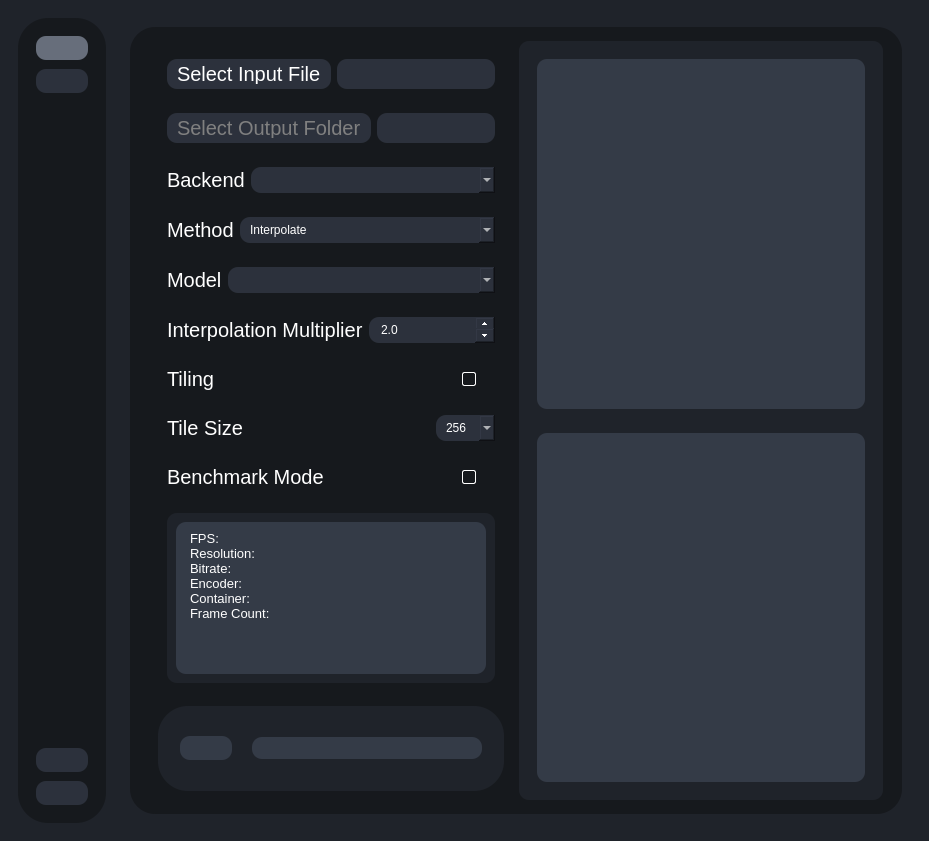
Above: testRVEInterface.ui from TNTwise/REAL-Video-Enhancer before the change. Below: the same form after it.
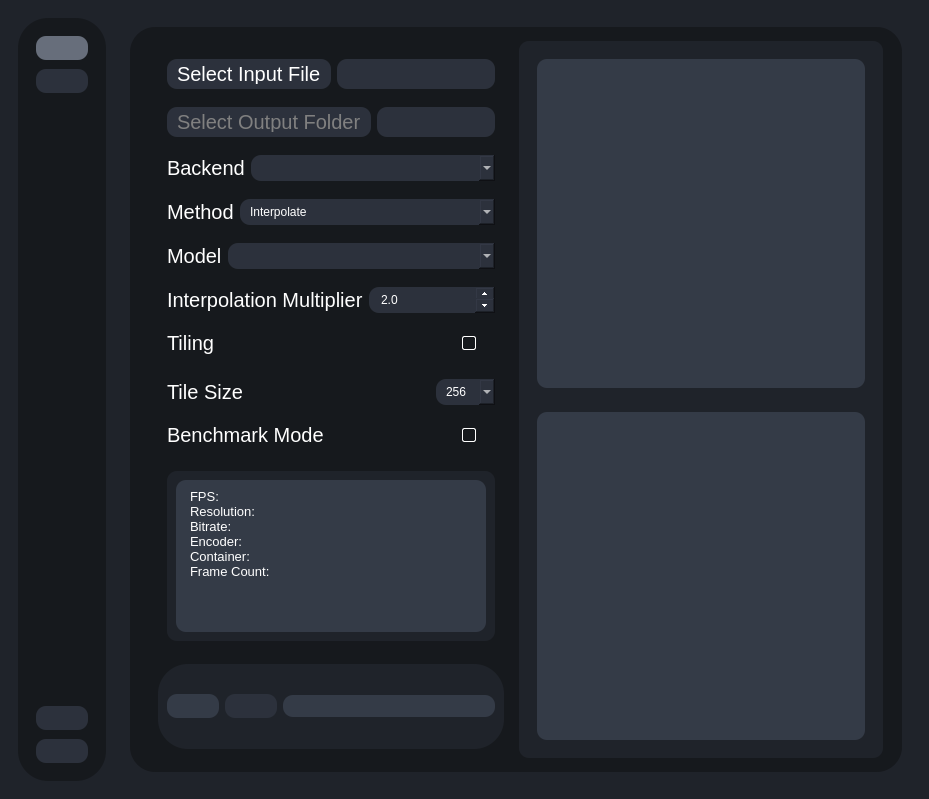
That is the form after the change. The open tabs and pages were chosen to show the change. Icons and pictures are not drawn.

Patch:
```diff
--- a/testRVEInterface.ui
+++ b/testRVEInterface.ui
@@ -7,7 +7,7 @@
     <x>0</x>
     <y>0</y>
     <width>929</width>
-    <height>841</height>
+    <height>799</height>
    </rect>
   </property>
   <property name="windowTitle">
@@ -421,7 +421,7 @@
                </widget>
               </item>
               <item row="0" column="0">
-               <widget class="QWidget" name="processSettingsContainer" native="true">
+               <widget class="QWidget" name="processContainer" native="true">
                 <property name="maximumSize">
                  <size>
                   <width>16000</width>
@@ -436,6 +436,24 @@
                 </property>
                 <layout class="QVBoxLayout" name="verticalLayout_7">
                  <item>
+                  <widget class="QWidget" name="processSettingsContainer" native="true">
+                   <layout class="QVBoxLayout" name="verticalLayout_17">
+                    <property name="spacing">
+                     <number>0</number>
+                    </property>
+                    <property name="leftMargin">
+                     <number>0</number>
+                    </property>
+                    <property name="topMargin">
+                     <number>0</number>
+                    </property>
+                    <property name="rightMargin">
+                     <number>0</number>
+                    </property>
+                    <property name="bottomMargin">
+                     <number>0</number>
+                    </property>
+                    <item>
                   <widget class="QWidget" name="inputFileContainer" native="true">
                    <layout class="QHBoxLayout" name="horizontalLayout_4">
                     <item>
@@ -895,6 +913,9 @@
                    </layout>
                   </widget>
                  </item>
+                   </layout>
+                  </widget>
+                 </item>
                  <item>
                   <widget class="QWidget" name="widget_2" native="true">
                    <layout class="QVBoxLayout" name="verticalLayout_13">
@@ -1021,15 +1042,6 @@
 }</string>
                    </property>
                    <layout class="QHBoxLayout" name="horizontalLayout_2">
-                    <property name="spacing">
-                     <number>20</number>
-                    </property>
-                    <property name="leftMargin">
-                     <number>22</number>
-                    </property>
-                    <property name="rightMargin">
-                     <number>22</number>
-                    </property>
                     <item>
                      <widget class="QPushButton" name="startRenderButton">
                       <property name="enabled">
@@ -1041,6 +1053,9 @@
                         <height>16777215</height>
                        </size>
                       </property>
+                      <property name="styleSheet">
+                       <string notr="true"/>
+                      </property>
                       <property name="text">
                        <string/>
                       </property>
@@ -1062,6 +1077,41 @@
                       </property>
                      </widget>
                     </item>
+                    <item>
+                     <widget class="QPushButton" name="pauseRenderButton">
+                      <property name="enabled">
+                       <bool>true</bool>
+                      </property>
+                      <property name="maximumSize">
+                       <size>
+                        <width>59</width>
+                        <height>16777215</height>
+                       </size>
+                      </property>
+                      <property name="styleSheet">
+                       <string notr="true"/>
+                      </property>
+                      <property name="text">
+                       <string/>
+                      </property>
+                      <property name="icon">
+                       <iconset resource="resources.qrc">
+                        <normaloff>:/icons/icons/pause.svg</normaloff>:/icons/icons/pause.svg</iconset>
+                      </property>
+                      <property name="iconSize">
+                       <size>
+                        <width>40</width>
+                        <height>45</height>
+                       </size>
+                      </property>
+                      <property name="checkable">
+                       <bool>true</bool>
+                      </property>
+                      <property name="checked">
+                       <bool>false</bool>
+                      </property>
+                     </widget>
+                    </item>
                     <item>
                      <widget class="QProgressBar" name="progressBar">
                       <property name="sizePolicy">
```
Left out of the diff: 202 changed lines with no effect on the pictures. Lines whose indentation alone changed are shown as unchanged.
